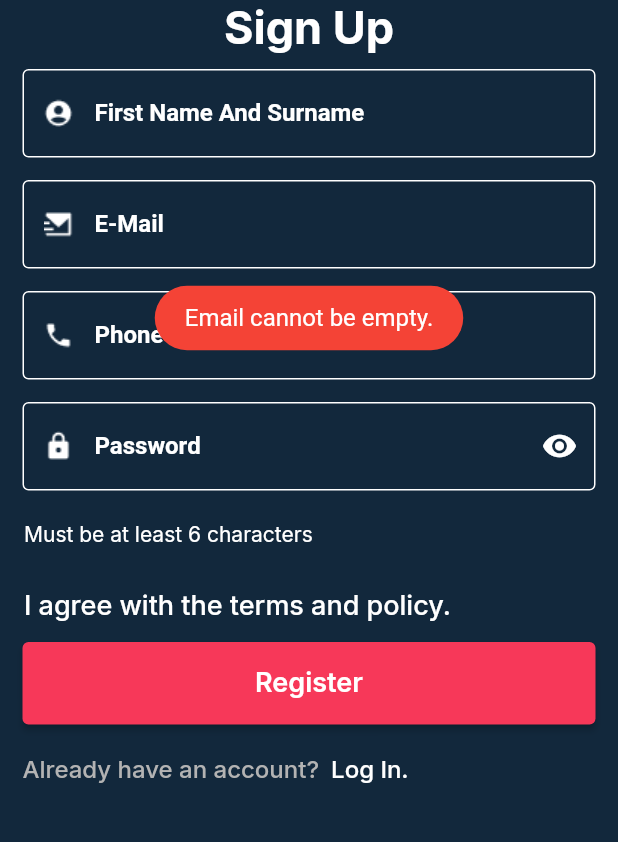
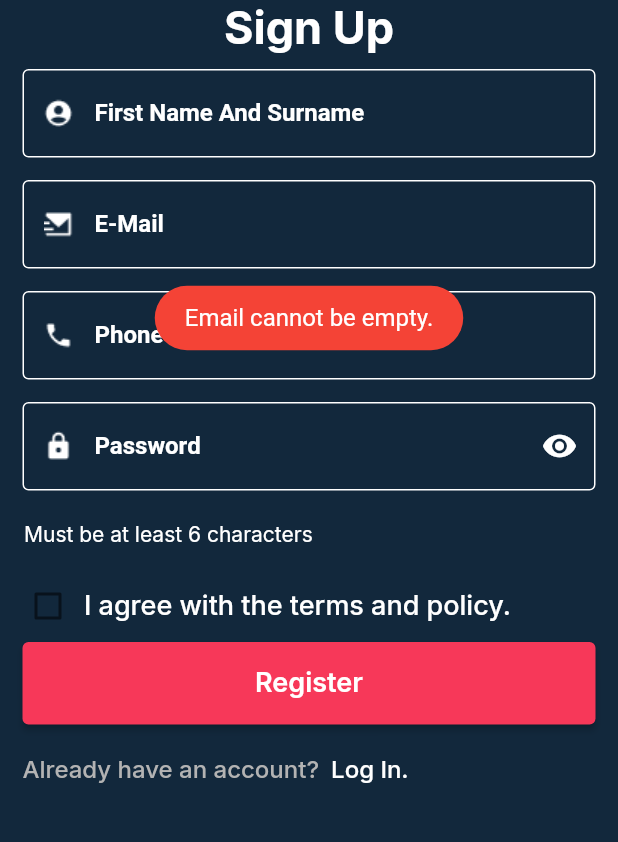
Before and after one commit to Adil01012000/Education_Alert_Mobile, a Flutter app: the SignUp screen opened directly, after a tap on "Register", on a phone screen of 412 x 824 dp, the part 300-1142 px from its top. Run offline on Flutter 3.47's test engine with Material 2 defaults, Android fonts, the phone set to English and light mode, and no system bars; our stand-ins replace carousel_slider, cloud_firestore, firebase_auth, firebase_core, fluttertoast, gap and 1 more; accounts and stored records are empty.

Commit message:
Done with Signup checkbox

```diff
--- a/lib/views/authentication/sign_up.dart
+++ b/lib/views/authentication/sign_up.dart
@@ -17,7 +17,7 @@ class SignUp extends StatefulWidget {
 
 class _SignUpState extends State<SignUp> {
   @override
-  bool? isChecked = true;
+  bool isChecked = false;
   final AuthenticationServices authService = AuthenticationServices();
   TextEditingController fullNameController = TextEditingController();
   TextEditingController emailController = TextEditingController();
@@ -226,21 +226,33 @@ class _SignUpState extends State<SignUp> {
                   child: Row(
                     mainAxisAlignment: MainAxisAlignment.start,
                     children: [
-                      TextButton(
-                        onPressed: () {},
-                        style: ButtonStyle(
-                          foregroundColor: MaterialStateProperty.all<Color>(
-                            Colors.white,
+                      Checkbox(
+                        value: isChecked,
+                        onChanged: (bool? value) {
+                          setState(() {
+                            isChecked = value!;
+                          });
+                        },
+                        activeColor: Color.fromARGB(
+                            255, 247, 56, 89), // Color when checked
+                        checkColor: Colors.white, // Color of the check mark
+                        fillColor: MaterialStateProperty.resolveWith<Color?>(
+                          (Set<MaterialState> states) {
+                            if (states.contains(MaterialState.disabled)) {
+                              return Colors
+                                  .white; // Color when unchecked and disabled
+                            }
+                            return null; // Use the default color otherwise
+                          },
                         ),
                       ),
-                        child: Text(
+                      Text(
                         'I agree with the terms and policy.',
                         style: GoogleFonts.inter(
                           textStyle: TextStyle(
                             color: Colors.white,
                             fontWeight: FontWeight.w500,
                             fontSize: 18,
-                            ),
                           ),
                         ),
                       ),
@@ -253,37 +265,12 @@ class _SignUpState extends State<SignUp> {
                   height: 60,
                   child: ElevatedButton(
                     onPressed: () {
-                      if (emailController.text.isEmpty) {
-                        authService.showMessage('Email cannot be empty.');
-                        return;
-                      } else if (passwordController.text.isEmpty) {
-                        authService.showMessage('Password cannot be empty.');
-                        return;
-                      } else if (phoneController.text.isEmpty) {
-                        authService
-                            .showMessage('Phone number cannot be empty.');
-                        return;
-                      } else if (fullNameController.text.isEmpty) {
-                        authService.showMessage('Full Name cannot be empty.');
-                        return;
-                      }
-                      if (!RegExp(
-                              r"^[a-zA-Z0-9_.+-]+@[a-zA-Z0-9-]+\.[a-zA-Z0-9-.]+$")
-                          .hasMatch(emailController.text)) {
-                        authService.showMessage("Invalid email format.");
-                        return;
-                      } else {
                       authService.registerUser(
                           fullNameController.text,
                           emailController.text,
                           phoneController.text,
-                            passwordController.text);
-
-                        Navigator.pushReplacement(
-                            context,
-                            MaterialPageRoute(
-                                builder: (context) => JoinSchool()));
-                      }
+                          passwordController.text,
+                          context);
                     },
                     style: ButtonStyle(
                       backgroundColor: MaterialStateProperty.all<Color>(
```
Also changed, not shown: lib/firebase/userAuth.dart (+17 -7 lines), lib/views/authentication/forgot_password.dart (+2 -8 lines). Lines whose indentation alone changed are shown as unchanged.
